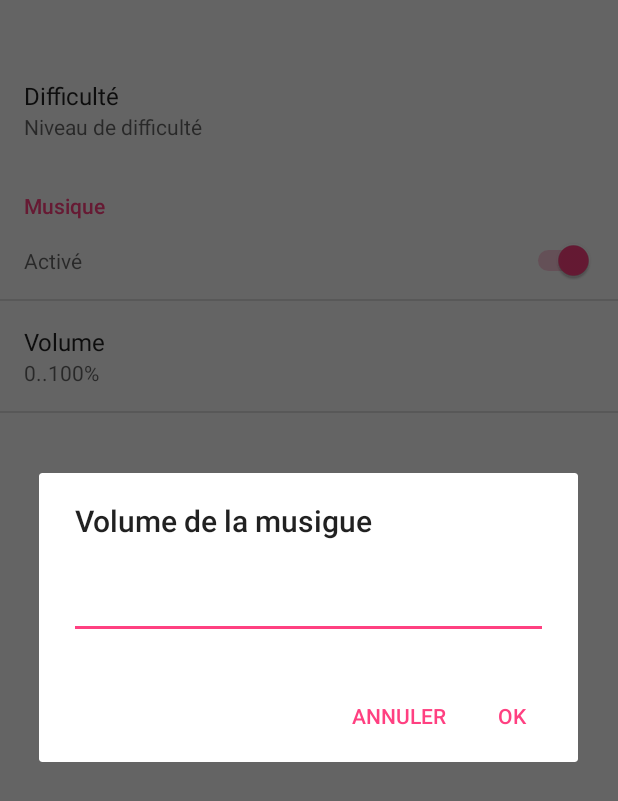
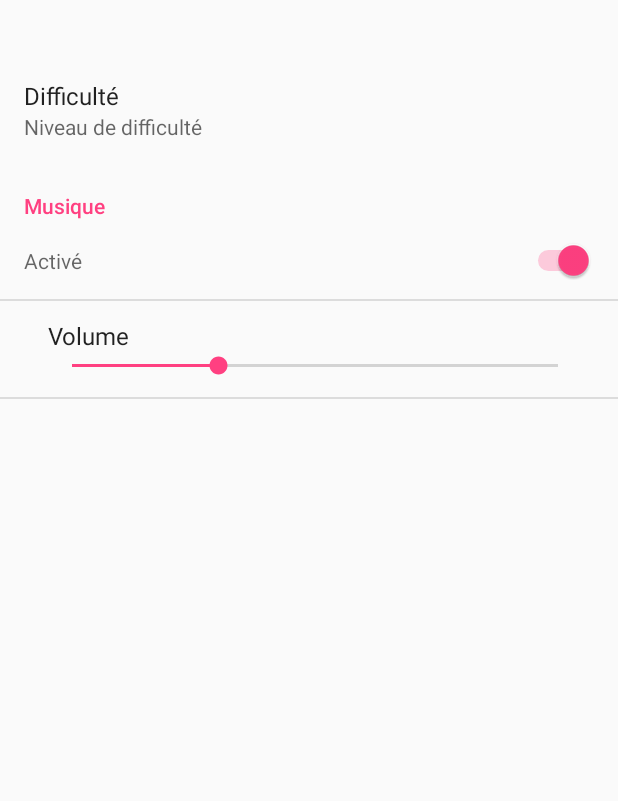
Before and after one commit to jelobo/quizzcraft, an Android app: the SettingsActivity screen opened directly, with no data from a screen before it, after a tap on "Volume", on a phone screen of 412 x 824 dp. Shown: the top 801 px of the screen. Run offline under Robolectric (Android 15) with nearby library versions, the light colour scheme and no system bars.

Commit message:
Ajout SeekBarPreference pour le volume Modification du service intentMusique: PLAY(on/off)/VOLUME

```diff
--- a/app/build.gradle
+++ b/app/build.gradle
@@ -20,7 +20,7 @@ android {
 }
 
 dependencies {
-    compile fileTree(dir: 'libs', include: ['*.jar'])
+    compile fileTree(include: ['*.jar'], dir: 'libs')
     androidTestCompile('com.android.support.test.espresso:espresso-core:2.2.2', {
         exclude group: 'com.android.support', module: 'support-annotations'
     })
--- a/app/src/main/res/xml/settings.xml
+++ b/app/src/main/res/xml/settings.xml
@@ -21,13 +21,13 @@
             android:summaryOn="Activé"
             android:defaultValue="true"
             />
-        <EditTextPreference
-            android:dialogTitle="Volume de la musigue"
-            android:key="editTextMusicVolume"
-            android:negativeButtonText="Annuler"
-            android:positiveButtonText="OK"
-            android:summary="0..100%"
+
+        <SeekBarPreference
+            android:key="seekbarVolume"
             android:title="Volume"
+            android:min="0"
+            android:max="100"
+            android:defaultValue="30"
             />
     </PreferenceCategory>
 
```
Also changed, not shown: app/src/main/AndroidManifest.xml (+4 -4 lines), app/src/main/java/com/jlb/quizzcraft/IntentMusicService.java (+25 -22 lines), app/src/main/java/com/jlb/quizzcraft/MainActivity.java (+24 -7 lines), app/src/main/res/drawable/balle.jpg (added), app/src/main/res/drawable/cochon.png (added), app/src/main/res/drawable/drag.png (added), app/src/main/res/drawable/enderdragon.gif (added), app/src/main/res/drawable/jacko.gif (added), app/src/main/res/drawable/lapin.jpg (added), app/src/main/res/drawable/pigpig.jpg (added), app/src/main/res/drawable/torche.jpg (added), 1 other file.
